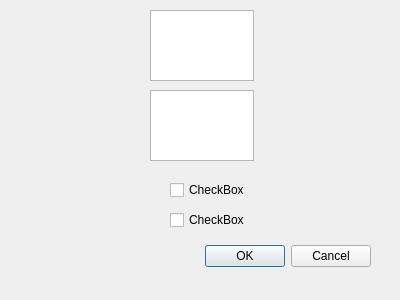
Before: the Qt Designer form projekt/serwer.ui in jakubwrobel2003/projekt-sieci-wrobel-huk, drawn with Qt 5.
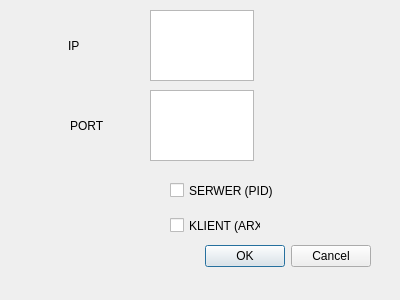
After: the same form once the commit is applied.

What changed in the file:
```diff
--- a/projekt/serwer.ui
+++ b/projekt/serwer.ui
@@ -54,12 +54,12 @@
     <rect>
      <x>170</x>
      <y>180</y>
-     <width>76</width>
-     <height>20</height>
+     <width>121</width>
+     <height>21</height>
     </rect>
    </property>
    <property name="text">
-    <string>CheckBox</string>
+    <string>SERWER (PID)</string>
    </property>
   </widget>
   <widget class="QCheckBox" name="klient">
@@ -67,12 +67,38 @@
     <rect>
      <x>170</x>
      <y>210</y>
-     <width>76</width>
-     <height>20</height>
+     <width>91</width>
+     <height>31</height>
     </rect>
    </property>
    <property name="text">
-    <string>CheckBox</string>
+    <string>KLIENT (ARX)</string>
+   </property>
+  </widget>
+  <widget class="QLabel" name="label">
+   <property name="geometry">
+    <rect>
+     <x>70</x>
+     <y>100</y>
+     <width>61</width>
+     <height>51</height>
+    </rect>
+   </property>
+   <property name="text">
+    <string>PORT</string>
+   </property>
+  </widget>
+  <widget class="QLabel" name="label_2">
+   <property name="geometry">
+    <rect>
+     <x>68</x>
+     <y>15</y>
+     <width>71</width>
+     <height>61</height>
+    </rect>
+   </property>
+   <property name="text">
+    <string>IP</string>
    </property>
   </widget>
  </widget>
```
